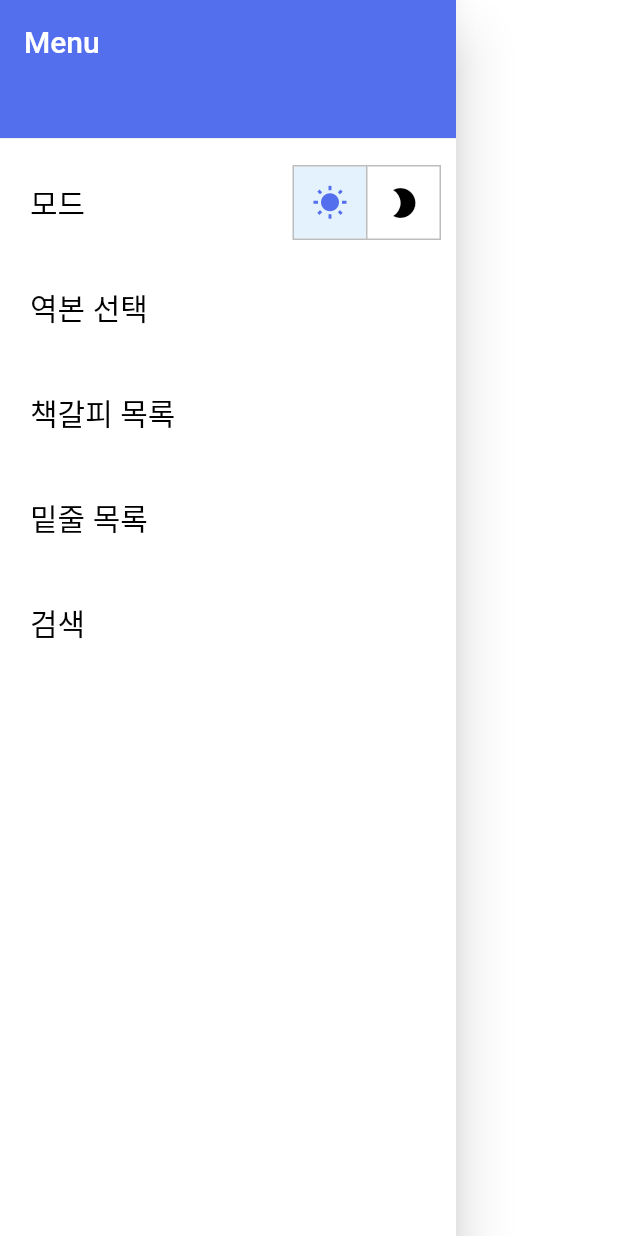
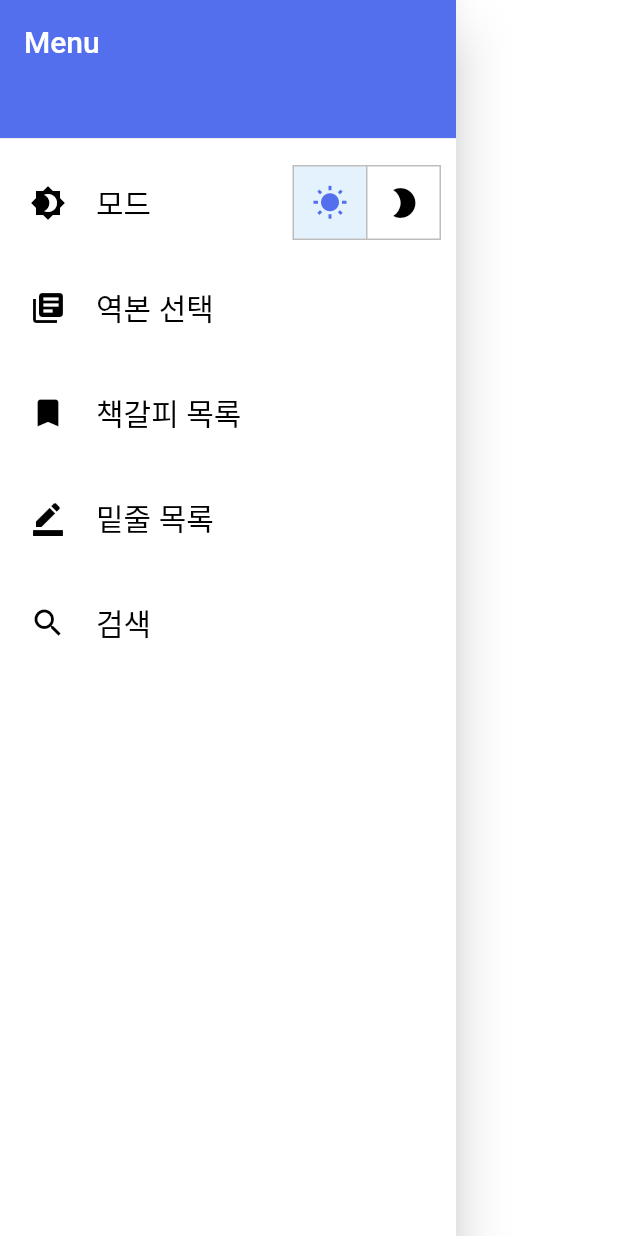
Before and after one commit to yenny-heo/Keep-bible, a Flutter app: the NavDrawer widget shown alone on an empty page, opened directly, on a phone screen of 412 x 824 dp. Run offline on Flutter 3.47's test engine with Material 2 defaults, Android fonts, the phone set to English and light mode, and no system bars; our stand-ins replace fluttertoast, scrollable_positioned_list.

Commit message:
feat: 메뉴 아이콘 추가

```diff
--- a/lib/navigation/drawer.dart
+++ b/lib/navigation/drawer.dart
@@ -37,7 +37,12 @@ class _NavDrawerState extends State<NavDrawer> {
         Row(
           mainAxisAlignment: MainAxisAlignment.spaceBetween,
           children: <Widget>[
-            MenuText('모드', isDark),
+            Row(
+              children: <Widget>[
+                MenuIcon(Icons.brightness_4, isDark),
+                MenuText('모드', isDark),
+              ],
+            ),
             Container(
                 padding: EdgeInsets.fromLTRB(0, 0, 10, 0),
                 child: ToggleButtons(
@@ -65,28 +70,48 @@ class _NavDrawerState extends State<NavDrawer> {
           ],
         ),
         InkWell(
-          child: MenuText('역본 선택', isDark),
+          child: Row(
+            children: <Widget>[
+              MenuIcon(Icons.library_books, isDark),
+              MenuText('역본 선택', isDark),
+            ],
+          ),
           onTap: () => {
             Navigator.push(context,
                 MaterialPageRoute(builder: (context) => BibleSelection()))
           }
         ),
         InkWell(
-          child: MenuText('책갈피 목록', isDark),
+          child: Row(
+            children: <Widget>[
+              MenuIcon(Icons.bookmark, isDark),
+              MenuText('책갈피 목록', isDark),
+            ],
+          ),
           onTap: () => {
             Navigator.push(context,
                 MaterialPageRoute(builder: (context) => BookmarkList()))
           },
         ),
         InkWell(
-          child: MenuText('밑줄 목록', isDark),
+          child: Row(
+            children: <Widget>[
+              MenuIcon(Icons.border_color, isDark),
+              MenuText('밑줄 목록', isDark),
+            ],
+          ),
           onTap: () => {
             Navigator.push(context,
                 MaterialPageRoute(builder: (context) => HighlightList()))
           },
         ),
         InkWell(
-          child: MenuText('검색', isDark),
+          child: Row(
+            children: <Widget>[
+              MenuIcon(Icons.search, isDark),
+              MenuText('검색', isDark),
+            ],
+          ),
           onTap: () => {
             Navigator.push(context,
                 MaterialPageRoute(builder: (context) => SearchPage()))
@@ -106,3 +131,10 @@ Container MenuText(String text, bool isDark) {
     )),
   );
 }
+
+Container MenuIcon(IconData icon, bool isDark){
+  return Container(
+    padding: EdgeInsets.fromLTRB(20, 0, 0, 0),
+    child: Icon(icon, color: isDark ? Colors.white:Colors.black,),
+  );
+}
--- a/lib/page/highlight_page.dart
+++ b/lib/page/highlight_page.dart
@@ -41,7 +41,7 @@ class HighlightList extends StatelessWidget {
               fullContent = korOldB[i] + " " + (j + 1).toString() + ":" + (k+1).toString();
               bookName = korOldB[i];
             } else {
-              fullContent = korNewB[i - 39] + " " + (j + 1).toString() + "장 " + (k+1).toString();
+              fullContent = korNewB[i - 39] + " " + (j + 1).toString() + ":" + (k+1).toString();
               bookName = korNewB[i - 39];
             }
             fullContent += " " + korhkjv[i][j][k];
```
